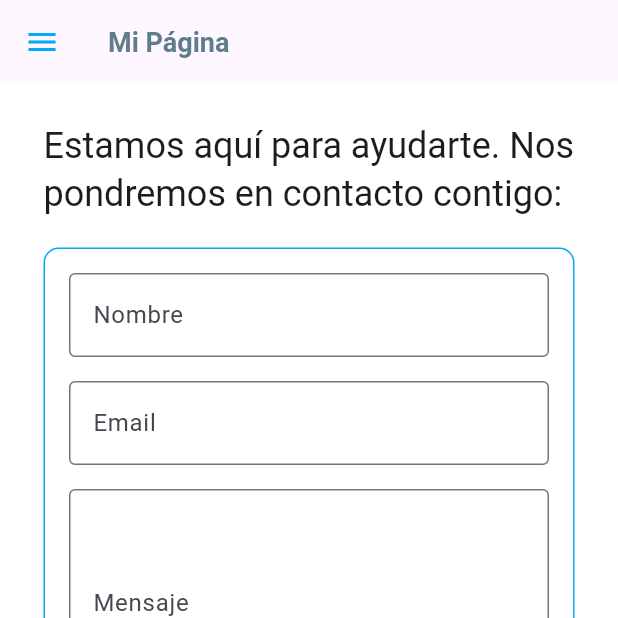
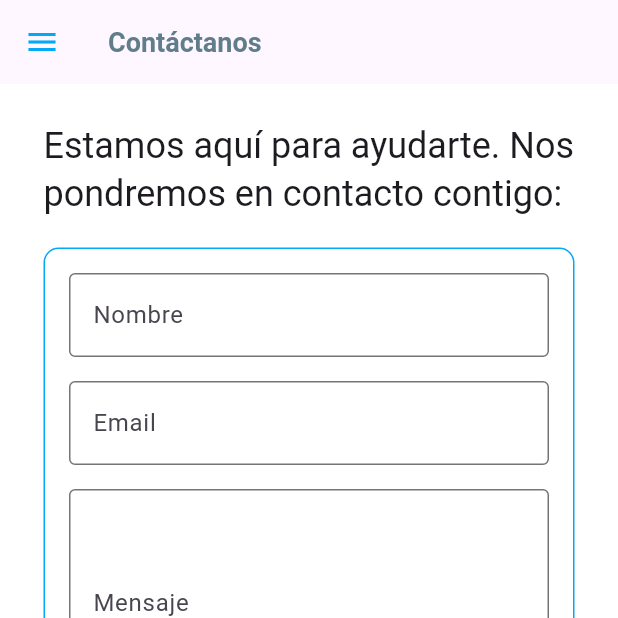
Before and after one commit to DBRACERO321/app-mov-final, a Flutter app: the ContactPage screen opened by its route, on a phone screen of 412 x 824 dp, the top half of it. Run offline on Flutter 3.47's test engine with Material 3 defaults, Android fonts, the phone set to English and light mode, and no system bars; our stand-ins replace bloc, flutter_bloc.

Commit message:
separacion de responsabilidad Appbar

```diff
--- a/lib/features/contacts/ContactPage.dart
+++ b/lib/features/contacts/ContactPage.dart
@@ -61,7 +61,7 @@ class _ContactPageState extends State<ContactPage>
       value: BlocProvider.of<DrawerCubit>(context),
       child: Scaffold(
           appBar: AppbarW(
-          appbar: Appbar(title: 'Mi Página'), // Pasando un título dinámico
+          appbar: Appbar(title: 'Contáctanos'), // Pasando un título dinámico
         ),
         drawer: AppDrawer(), // Agregar el AppDrawer aquí
         body: Container(
--- a/lib/features/home/app-home.dart
+++ b/lib/features/home/app-home.dart
@@ -15,7 +15,7 @@ class HomePage extends StatelessWidget {
       child: Scaffold(
         backgroundColor: const Color.fromARGB(255, 255, 255, 255),
         appBar: AppbarW(
-          appbar: Appbar(title: 'Mi Página'), // Pasando un título dinámico
+          appbar: Appbar(title: 'Inicio'), // Pasando un título dinámico
         ),
         drawer: AppDrawer(),
         body: Padding(
```
